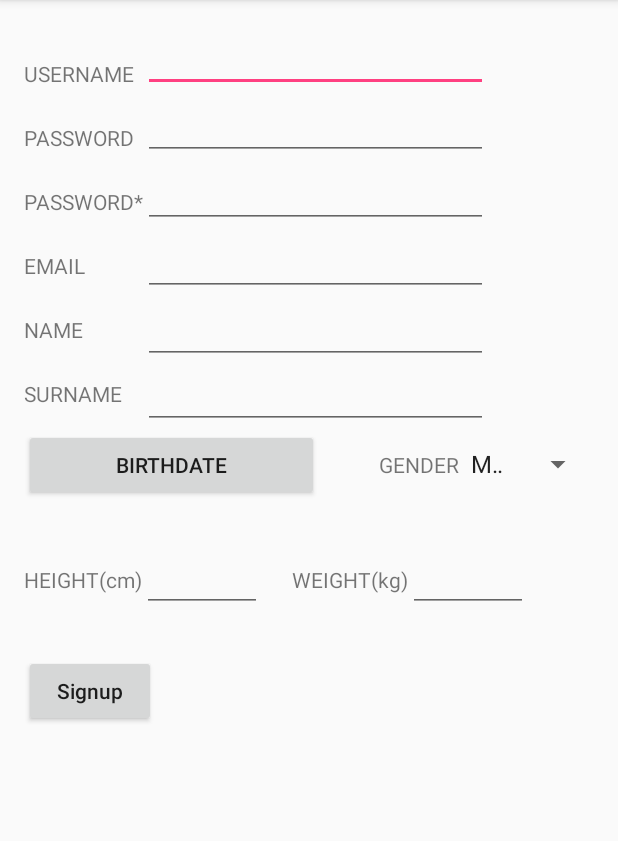
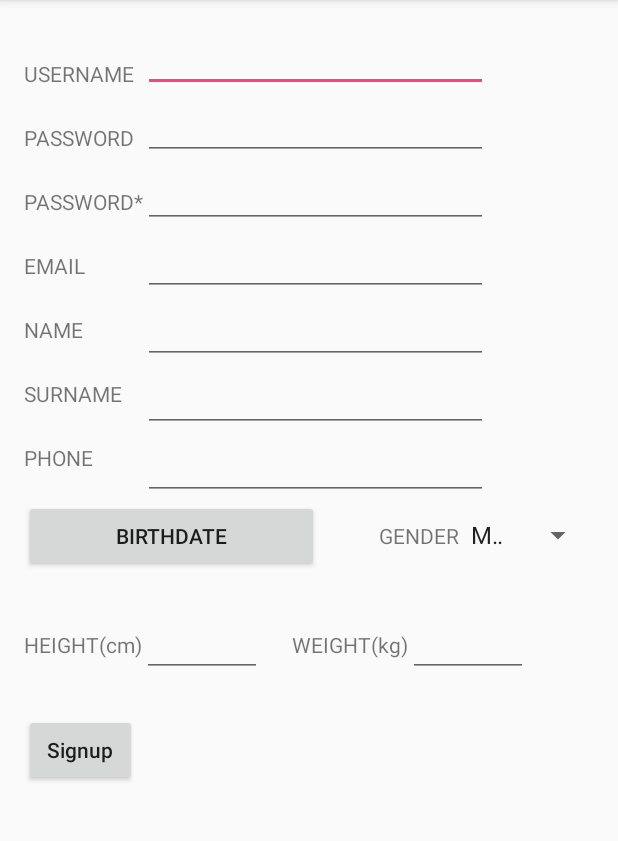
Before and after one commit to Schwayguy/FIT4EVER-v1, an Android app: the SignUp screen opened directly, with no data from a screen before it, on a phone screen of 412 x 824 dp, the part 84-925 px from its top. Run offline under Robolectric (Android 15) with nearby library versions, the phone set to English and light mode, and no system bars; 3 statements that could not run were skipped.

Commit message:
ilk commit

```diff
--- a/app/build.gradle
+++ b/app/build.gradle
@@ -23,6 +23,6 @@ dependencies {
     compile fileTree(dir: 'libs', include: ['*.jar'])
     testCompile 'junit:junit:4.12'
     compile 'com.android.support:appcompat-v7:23.3.0'
-    compile 'com.google.android.gms:play-services-appindexing:8.1.0'
+    compile 'com.google.android.gms:play-services-appindexing:8.4.0'
 
 }
--- a/app/src/main/AndroidManifest.xml
+++ b/app/src/main/AndroidManifest.xml
@@ -5,6 +5,8 @@
     <uses-permission android:name="android.permission.INTERNET" />
     <uses-permission android:name="android.permission.ACCESS_NETWORK_STATE" />
     <uses-permission android:name="android.permission.ACCESS_WIFI_STATE" />
+    <uses-permission android:name="android.permission.WRITE_EXTERNAL_STORAGE"/>
+    <uses-permission android:name="android.permission.READ_EXTERNAL_STORAGE" />
 
     <application
         android:allowBackup="true"
--- a/app/src/main/java/com/example/efe/fit4ever/SignUp.java
+++ b/app/src/main/java/com/example/efe/fit4ever/SignUp.java
@@ -2,6 +2,7 @@ package com.example.efe.fit4ever;
 
 import android.app.DatePickerDialog;
 import android.app.Dialog;
+import android.net.Uri;
 import android.support.v7.app.AppCompatActivity;
 import android.os.Bundle;
 import android.text.format.Time;
@@ -15,12 +16,22 @@ import android.widget.EditText;
 import android.widget.Spinner;
 import android.widget.Toast;
 
+import com.google.android.gms.appindexing.Action;
+import com.google.android.gms.appindexing.AppIndex;
+import com.google.android.gms.appindexing.Thing;
+import com.google.android.gms.common.api.GoogleApiClient;
+
 import java.util.Calendar;
 
 public class SignUp extends AppCompatActivity {
     Button btn;
     int yearx, monthx, dayx;
-    static final int DIALOG_ID=0;
+    static final int DIALOG_ID = 0;
+    /**
+     * ATTENTION: This was auto-generated to implement the App Indexing API.
+     * See https://g.co/AppIndexing/AndroidStudio for more information.
+     */
+    private GoogleApiClient client;
 
 
     @Override
@@ -35,29 +46,33 @@ public class SignUp extends AppCompatActivity {
         showDialogOnButtonClick();
         Spinner spinner;
         ArrayAdapter<CharSequence> adapter;
-        spinner = (Spinner)findViewById(R.id.spinner);
-        adapter = ArrayAdapter.createFromResource(this,R.array.gender,android.R.layout.simple_spinner_item);
+        spinner = (Spinner) findViewById(R.id.spinner);
+        adapter = ArrayAdapter.createFromResource(this, R.array.gender, android.R.layout.simple_spinner_item);
         adapter.setDropDownViewResource(android.R.layout.simple_dropdown_item_1line);
         spinner.setAdapter(adapter);
 
+        // ATTENTION: This was auto-generated to implement the App Indexing API.
+        // See https://g.co/AppIndexing/AndroidStudio for more information.
+        client = new GoogleApiClient.Builder(this).addApi(AppIndex.API).build();
     }
 
-    public void showDialogOnButtonClick(){
+    public void showDialogOnButtonClick() {
         btn = (Button) findViewById(R.id.bdButton);
         btn.setOnClickListener(
-                new View.OnClickListener(){
+                new View.OnClickListener() {
                     @Override
-                    public void onClick(View v){
+                    public void onClick(View v) {
                         showDialog(DIALOG_ID);
                     }
                 }
         );
 
     }
+
     @Override
-    protected Dialog onCreateDialog(int id){
-        if(id==DIALOG_ID)
-            return new DatePickerDialog(this, dpickerListener,yearx,monthx,dayx);
+    protected Dialog onCreateDialog(int id) {
+        if (id == DIALOG_ID)
+            return new DatePickerDialog(this, dpickerListener, yearx, monthx, dayx);
         return null;
     }
 
@@ -67,12 +82,12 @@ public class SignUp extends AppCompatActivity {
             yearx = year;
             monthx = monthOfYear + 1;
             dayx = dayOfMonth;
-            Toast.makeText(SignUp.this,dayx+"/ "+monthx+"/ "+yearx,Toast.LENGTH_SHORT).show();
+            Toast.makeText(SignUp.this, dayx + "/ " + monthx + "/ " + yearx, Toast.LENGTH_SHORT).show();
         }
     };
 
 
-    public void signupComplete(View view){
+    public void signupComplete(View view) {
         EditText username = (EditText) findViewById(R.id.usernameSign);
         EditText password = (EditText) findViewById(R.id.passwordSign);
         EditText passwordR = (EditText) findViewById(R.id.passwordRSign);
@@ -81,9 +96,12 @@ public class SignUp extends AppCompatActivity {
         EditText surname = (EditText) findViewById(R.id.surnameSign);
         EditText height = (EditText) findViewById(R.id.heightSign);
         EditText weight = (EditText) findViewById(R.id.weightSign);
-        Spinner spinner = (Spinner)findViewById(R.id.spinner);
+        Spinner spinner = (Spinner) findViewById(R.id.spinner);
         String gender = spinner.getSelectedItem().toString();
-        if((username.getText().toString().isEmpty())||(password.getText().toString().isEmpty())||(passwordR.getText().toString().isEmpty())||(email.getText().toString().isEmpty())||(name.getText().toString().isEmpty())||(surname.getText().toString().isEmpty())||(height.getText().toString().isEmpty())||(weight.getText().toString().isEmpty())) {
+        EditText phone = (EditText) findViewById(R.id.phoneSign);
+        if ((username.getText().toString().isEmpty()) || (password.getText().toString().isEmpty()) || (passwordR.getText().toString().isEmpty())
+                || (email.getText().toString().isEmpty()) || (name.getText().toString().isEmpty()) || (surname.getText().toString().isEmpty())
+                || (height.getText().toString().isEmpty()) || (weight.getText().toString().isEmpty())|| (phone.getText().toString().isEmpty())) {
 
             if (username.getText().toString().isEmpty()) {
                 username.setError("Empty field");
@@ -109,6 +127,9 @@ public class SignUp extends AppCompatActivity {
             if (weight.getText().toString().isEmpty()) {
                 weight.setError("Empty field");
             }
+            if (phone.getText().toString().isEmpty()) {
+                weight.setError("Empty field");
+            }
             if (!password.getText().toString().equals(passwordR.getText().toString())) {
                 passwordR.setError("Password mismatch");
             }
@@ -116,15 +137,48 @@ public class SignUp extends AppCompatActivity {
             //password, username, email uzunluğu belirle
 
 
-        }else{
+        } else {
             Time creationDate = new Time(Time.getCurrentTimezone());
             creationDate.setToNow();
             //signupu gerçekleştir
         }
 
 
+    }
 
+    /**
+     * ATTENTION: This was auto-generated to implement the App Indexing API.
+     * See https://g.co/AppIndexing/AndroidStudio for more information.
+     */
+    public Action getIndexApiAction() {
+        Thing object = new Thing.Builder()
+                .setName("SignUp Page") // TODO: Define a title for the content shown.
+                // TODO: Make sure this auto-generated URL is correct.
+                .setUrl(Uri.parse("http://[ENTER-YOUR-URL-HERE]"))
+                .build();
+        return new Action.Builder(Action.TYPE_VIEW)
+                .setObject(object)
+                .setActionStatus(Action.STATUS_TYPE_COMPLETED)
+                .build();
+    }
 
+    @Override
+    public void onStart() {
+        super.onStart();
 
+        // ATTENTION: This was auto-generated to implement the App Indexing API.
+        // See https://g.co/AppIndexing/AndroidStudio for more information.
+        client.connect();
+        AppIndex.AppIndexApi.start(client, getIndexApiAction());
+    }
+
+    @Override
+    public void onStop() {
+        super.onStop();
+
+        // ATTENTION: This was auto-generated to implement the App Indexing API.
+        // See https://g.co/AppIndexing/AndroidStudio for more information.
+        AppIndex.AppIndexApi.end(client, getIndexApiAction());
+        client.disconnect();
     }
 }
--- a/app/src/main/res/layout/activity_main.xml
+++ b/app/src/main/res/layout/activity_main.xml
@@ -16,7 +16,8 @@
         android:layout_alignParentTop="true"
         android:layout_alignParentLeft="true"
         android:layout_alignParentStart="true"
-        >
+        android:layout_marginLeft="18dp"
+        android:layout_marginStart="18dp">
 
         <LinearLayout
             android:layout_width="fill_parent"
--- a/app/src/main/res/layout/activity_sign_up.xml
+++ b/app/src/main/res/layout/activity_sign_up.xml
@@ -30,7 +30,7 @@
             <LinearLayout
                 android:orientation="vertical"
                 android:layout_width="wrap_content"
-                android:layout_height="270dp">
+                android:layout_height="300dp">
 
                 <TextView
                     android:layout_width="wrap_content"
@@ -73,12 +73,19 @@
                     android:text="SURNAME"
                     android:id="@+id/textView11"
                     android:layout_marginTop="23dp" />
+
+                <TextView
+                    android:text="PHONE"
+                    android:layout_width="match_parent"
+                    android:layout_height="wrap_content"
+                    android:id="@+id/textView21"
+                    android:layout_marginTop="23dp"/>
             </LinearLayout>
 
             <LinearLayout
                 android:orientation="vertical"
                 android:layout_width="230dp"
-                android:layout_height="270dp">
+                android:layout_height="wrap_content">
 
                 <EditText
                     android:layout_width="match_parent"
@@ -119,6 +126,14 @@
                     android:layout_height="wrap_content"
                     android:id="@+id/surnameSign"
                    android:singleLine="true" />
+
+                <EditText
+                    android:layout_width="match_parent"
+                    android:layout_height="wrap_content"
+                    android:inputType="phone"
+                    android:ems="10"
+                    android:id="@+id/phoneSign"
+                    android:maxLines="11" />
             </LinearLayout>
         </LinearLayout>
 
@@ -184,11 +199,10 @@
         </LinearLayout>
 
         <Button
-            android:layout_width="wrap_content"
+            android:layout_width="75dp"
             android:layout_height="wrap_content"
             android:text="Signup"
             android:id="@+id/signupButton"
-            android:layout_weight="0"
             android:onClick="signupComplete"
             android:textAllCaps="false"/>
 
--- a/app/src/main/res/values/colors.xml
+++ b/app/src/main/res/values/colors.xml
@@ -2,5 +2,6 @@
 <resources>
     <color name="colorPrimary">#3F51B5</color>
     <color name="colorPrimaryDark">#303F9F</color>
+    <color name="common_signin_btn_dark_text_default">#303F9F</color>
     <color name="colorAccent">#FF4081</color>
 </resources>
```
Also changed, not shown: app/src/main/java/com/example/efe/fit4ever/MainActivity.java (+16 -3 lines), app/src/main/java/com/example/efe/fit4ever/WorkoutIntro.java (+141 -28 lines).
